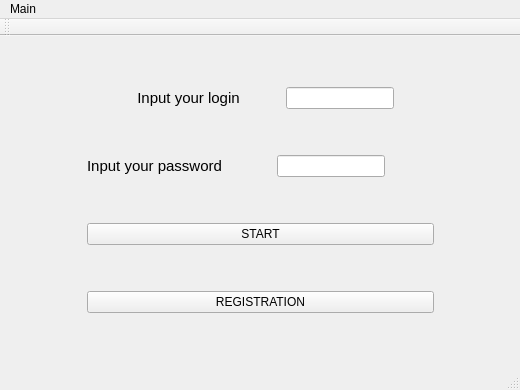
Above: mainwindow.ui from ValeriaGrigoruants/Platform-for-learning-programming before the change. Below: the same form after it.
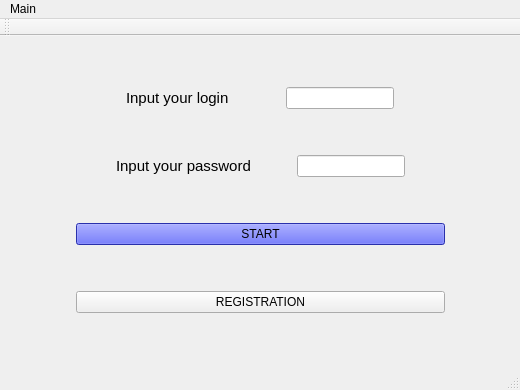
That is the form after the change.

Patch:
```diff
--- a/mainwindow.ui
+++ b/mainwindow.ui
@@ -37,7 +37,7 @@
          <number>0</number>
         </property>
         <property name="text">
-         <string>&lt;html&gt;&lt;head/&gt;&lt;body&gt;&lt;p align=&quot;center&quot;&gt;&lt;span style=&quot; font-size:11pt;&quot;&gt;Input your login&lt;/span&gt;&lt;/p&gt;&lt;/body&gt;&lt;/html&gt;</string>
+         <string>&lt;html&gt;&lt;head/&gt;&lt;body&gt;&lt;p&gt;&lt;span style=&quot; font-size:11pt;&quot;&gt;Input your login&lt;/span&gt;&lt;/p&gt;&lt;/body&gt;&lt;/html&gt;</string>
         </property>
         <property name="textFormat">
          <enum>Qt::AutoText</enum>
@@ -89,6 +89,426 @@
     </item>
     <item row="4" column="1">
      <widget class="QPushButton" name="Start">
+      <property name="palette">
+       <palette>
+        <active>
+         <colorrole role="WindowText">
+          <brush brushstyle="SolidPattern">
+           <color alpha="255">
+            <red>0</red>
+            <green>0</green>
+            <blue>0</blue>
+           </color>
+          </brush>
+         </colorrole>
+         <colorrole role="Button">
+          <brush brushstyle="SolidPattern">
+           <color alpha="255">
+            <red>58</red>
+            <green>67</green>
+            <blue>240</blue>
+           </color>
+          </brush>
+         </colorrole>
+         <colorrole role="Light">
+          <brush brushstyle="SolidPattern">
+           <color alpha="255">
+            <red>167</red>
+            <green>171</green>
+            <blue>255</blue>
+           </color>
+          </brush>
+         </colorrole>
+         <colorrole role="Midlight">
+          <brush brushstyle="SolidPattern">
+           <color alpha="255">
+            <red>112</red>
+            <green>119</green>
+            <blue>247</blue>
+           </color>
+          </brush>
+         </colorrole>
+         <colorrole role="Dark">
+          <brush brushstyle="SolidPattern">
+           <color alpha="255">
+            <red>29</red>
+            <green>33</green>
+            <blue>120</blue>
+           </color>
+          </brush>
+         </colorrole>
+         <colorrole role="Mid">
+          <brush brushstyle="SolidPattern">
+           <color alpha="255">
+            <red>38</red>
+            <green>44</green>
+            <blue>160</blue>
+           </color>
+          </brush>
+         </colorrole>
+         <colorrole role="Text">
+          <brush brushstyle="SolidPattern">
+           <color alpha="255">
+            <red>0</red>
+            <green>0</green>
+            <blue>0</blue>
+           </color>
+          </brush>
+         </colorrole>
+         <colorrole role="BrightText">
+          <brush brushstyle="SolidPattern">
+           <color alpha="255">
+            <red>255</red>
+            <green>255</green>
+            <blue>255</blue>
+           </color>
+          </brush>
+         </colorrole>
+         <colorrole role="ButtonText">
+          <brush brushstyle="SolidPattern">
+           <color alpha="255">
+            <red>0</red>
+            <green>0</green>
+            <blue>0</blue>
+           </color>
+          </brush>
+         </colorrole>
+         <colorrole role="Base">
+          <brush brushstyle="SolidPattern">
+           <color alpha="255">
+            <red>255</red>
+            <green>255</green>
+            <blue>255</blue>
+           </color>
+          </brush>
+         </colorrole>
+         <colorrole role="Window">
+          <brush brushstyle="SolidPattern">
+           <color alpha="255">
+            <red>58</red>
+            <green>67</green>
+            <blue>240</blue>
+           </color>
+          </brush>
+         </colorrole>
+         <colorrole role="Shadow">
+          <brush brushstyle="SolidPattern">
+           <color alpha="255">
+            <red>0</red>
+            <green>0</green>
+            <blue>0</blue>
+           </color>
+          </brush>
+         </colorrole>
+         <colorrole role="AlternateBase">
+          <brush brushstyle="SolidPattern">
+           <color alpha="255">
+            <red>156</red>
+            <green>161</green>
+            <blue>247</blue>
+           </color>
+          </brush>
+         </colorrole>
+         <colorrole role="ToolTipBase">
+          <brush brushstyle="SolidPattern">
+           <color alpha="255">
+            <red>255</red>
+            <green>255</green>
+            <blue>220</blue>
+           </color>
+          </brush>
+         </colorrole>
+         <colorrole role="ToolTipText">
+          <brush brushstyle="SolidPattern">
+           <color alpha="255">
+            <red>0</red>
+            <green>0</green>
+            <blue>0</blue>
+           </color>
+          </brush>
+         </colorrole>
+        </active>
+        <inactive>
+         <colorrole role="WindowText">
+          <brush brushstyle="SolidPattern">
+           <color alpha="255">
+            <red>0</red>
+            <green>0</green>
+            <blue>0</blue>
+           </color>
+          </brush>
+         </colorrole>
+         <colorrole role="Button">
+          <brush brushstyle="SolidPattern">
+           <color alpha="255">
+            <red>58</red>
+            <green>67</green>
+            <blue>240</blue>
+           </color>
+          </brush>
+         </colorrole>
+         <colorrole role="Light">
+          <brush brushstyle="SolidPattern">
+           <color alpha="255">
+            <red>167</red>
+            <green>171</green>
+            <blue>255</blue>
+           </color>
+          </brush>
+         </colorrole>
+         <colorrole role="Midlight">
+          <brush brushstyle="SolidPattern">
+           <color alpha="255">
+            <red>112</red>
+            <green>119</green>
+            <blue>247</blue>
+           </color>
+          </brush>
+         </colorrole>
+         <colorrole role="Dark">
+          <brush brushstyle="SolidPattern">
+           <color alpha="255">
+            <red>29</red>
+            <green>33</green>
+            <blue>120</blue>
+           </color>
+          </brush>
+         </colorrole>
+         <colorrole role="Mid">
+          <brush brushstyle="SolidPattern">
+           <color alpha="255">
+            <red>38</red>
+            <green>44</green>
+            <blue>160</blue>
+           </color>
+          </brush>
+         </colorrole>
+         <colorrole role="Text">
+          <brush brushstyle="SolidPattern">
+           <color alpha="255">
+            <red>0</red>
+            <green>0</green>
+            <blue>0</blue>
+           </color>
+          </brush>
+         </colorrole>
+         <colorrole role="BrightText">
+          <brush brushstyle="SolidPattern">
+           <color alpha="255">
+            <red>255</red>
+            <green>255</green>
+            <blue>255</blue>
+           </color>
+          </brush>
+         </colorrole>
+         <colorrole role="ButtonText">
+          <brush brushstyle="SolidPattern">
+           <color alpha="255">
+            <red>0</red>
+            <green>0</green>
+            <blue>0</blue>
+           </color>
+          </brush>
+         </colorrole>
+         <colorrole role="Base">
+          <brush brushstyle="SolidPattern">
+           <color alpha="255">
+            <red>255</red>
+            <green>255</green>
+            <blue>255</blue>
+           </color>
+          </brush>
+         </colorrole>
+         <colorrole role="Window">
+          <brush brushstyle="SolidPattern">
+           <color alpha="255">
+            <red>58</red>
+            <green>67</green>
+            <blue>240</blue>
+           </color>
+          </brush>
+         </colorrole>
+         <colorrole role="Shadow">
+          <brush brushstyle="SolidPattern">
+           <color alpha="255">
+            <red>0</red>
+            <green>0</green>
+            <blue>0</blue>
+           </color>
+          </brush>
+         </colorrole>
+         <colorrole role="AlternateBase">
+          <brush brushstyle="SolidPattern">
+           <color alpha="255">
+            <red>156</red>
+            <green>161</green>
+            <blue>247</blue>
+           </color>
+          </brush>
+         </colorrole>
+         <colorrole role="ToolTipBase">
+          <brush brushstyle="SolidPattern">
+           <color alpha="255">
+            <red>255</red>
+            <green>255</green>
+            <blue>220</blue>
+           </color>
+          </brush>
+         </colorrole>
+         <colorrole role="ToolTipText">
+          <brush brushstyle="SolidPattern">
+           <color alpha="255">
+            <red>0</red>
+            <green>0</green>
+            <blue>0</blue>
+           </color>
+          </brush>
+         </colorrole>
+        </inactive>
+        <disabled>
+         <colorrole role="WindowText">
+          <brush brushstyle="SolidPattern">
+           <color alpha="255">
+            <red>29</red>
+            <green>33</green>
+            <blue>120</blue>
+           </color>
+          </brush>
+         </colorrole>
+         <colorrole role="Button">
+          <brush brushstyle="SolidPattern">
+           <color alpha="255">
+            <red>58</red>
+            <green>67</green>
+            <blue>240</blue>
+           </color>
+          </brush>
+         </colorrole>
+         <colorrole role="Light">
+          <brush brushstyle="SolidPattern">
+           <color alpha="255">
+            <red>167</red>
+            <green>171</green>
+            <blue>255</blue>
+           </color>
+          </brush>
+         </colorrole>
+         <colorrole role="Midlight">
+          <brush brushstyle="SolidPattern">
+           <color alpha="255">
+            <red>112</red>
+            <green>119</green>
+            <blue>247</blue>
+           </color>
+          </brush>
+         </colorrole>
+         <colorrole role="Dark">
+          <brush brushstyle="SolidPattern">
+           <color alpha="255">
+            <red>29</red>
+            <green>33</green>
+            <blue>120</blue>
+           </color>
+          </brush>
+         </colorrole>
+         <colorrole role="Mid">
+          <brush brushstyle="SolidPattern">
+           <color alpha="255">
+            <red>38</red>
+            <green>44</green>
+            <blue>160</blue>
+           </color>
+          </brush>
+         </colorrole>
+         <colorrole role="Text">
+          <brush brushstyle="SolidPattern">
+           <color alpha="255">
+            <red>29</red>
+            <green>33</green>
+            <blue>120</blue>
+           </color>
+          </brush>
+         </colorrole>
+         <colorrole role="BrightText">
+          <brush brushstyle="SolidPattern">
+           <color alpha="255">
+            <red>255</red>
+            <green>255</green>
+            <blue>255</blue>
+           </color>
+          </brush>
+         </colorrole>
+         <colorrole role="ButtonText">
+          <brush brushstyle="SolidPattern">
+           <color alpha="255">
+            <red>29</red>
+            <green>33</green>
+            <blue>120</blue>
+           </color>
+          </brush>
+         </colorrole>
+         <colorrole role="Base">
+          <brush brushstyle="SolidPattern">
+           <color alpha="255">
+            <red>58</red>
+            <green>67</green>
+            <blue>240</blue>
+           </color>
+          </brush>
+         </colorrole>
+         <colorrole role="Window">
+          <brush brushstyle="SolidPattern">
+           <color alpha="255">
+            <red>58</red>
+            <green>67</green>
+            <blue>240</blue>
+           </color>
+          </brush>
+         </colorrole>
+         <colorrole role="Shadow">
+          <brush brushstyle="SolidPattern">
+           <color alpha="255">
+            <red>0</red>
+            <green>0</green>
+            <blue>0</blue>
+           </color>
+          </brush>
+         </colorrole>
+         <colorrole role="AlternateBase">
+          <brush brushstyle="SolidPattern">
+           <color alpha="255">
+            <red>58</red>
+            <green>67</green>
+            <blue>240</blue>
+           </color>
+          </brush>
+         </colorrole>
+         <colorrole role="ToolTipBase">
+          <brush brushstyle="SolidPattern">
+           <color alpha="255">
+            <red>255</red>
+            <green>255</green>
+            <blue>220</blue>
+           </color>
+          </brush>
+         </colorrole>
+         <colorrole role="ToolTipText">
+          <brush brushstyle="SolidPattern">
+           <color alpha="255">
+            <red>0</red>
+            <green>0</green>
+            <blue>0</blue>
+           </color>
+          </brush>
+         </colorrole>
+        </disabled>
+       </palette>
+      </property>
+      <property name="styleSheet">
+       <string notr="true">Start {
+background-color: rgb(85, 55, 255)}
+</string>
+      </property>
       <property name="text">
        <string>START</string>
       </property>
@@ -96,10 +516,23 @@
     </item>
     <item row="1" column="1">
      <layout class="QHBoxLayout" name="horizontalLayout_2">
+      <item>
+       <spacer name="horizontalSpacer">
+        <property name="orientation">
+         <enum>Qt::Horizontal</enum>
+        </property>
+        <property name="sizeHint" stdset="0">
+         <size>
+          <width>40</width>
+          <height>20</height>
+         </size>
+        </property>
+       </spacer>
+      </item>
       <item>
        <widget class="QLabel" name="label_2">
         <property name="text">
-         <string>&lt;html&gt;&lt;head/&gt;&lt;body&gt;&lt;p align=&quot;center&quot;&gt;&lt;span style=&quot; font-size:11pt;&quot;&gt;Input your password&lt;/span&gt;&lt;/p&gt;&lt;/body&gt;&lt;/html&gt;</string>
+         <string>&lt;html&gt;&lt;head/&gt;&lt;body&gt;&lt;p&gt;&lt;span style=&quot; font-size:11pt;&quot;&gt;Input your password&lt;/span&gt;&lt;/p&gt;&lt;/body&gt;&lt;/html&gt;</string>
         </property>
        </widget>
       </item>
@@ -134,19 +567,6 @@
       </item>
      </layout>
     </item>
-    <item row="0" column="0">
-     <spacer name="horizontalSpacer">
-      <property name="orientation">
-       <enum>Qt::Horizontal</enum>
-      </property>
-      <property name="sizeHint" stdset="0">
-       <size>
-        <width>40</width>
-        <height>20</height>
-       </size>
-      </property>
-     </spacer>
-    </item>
     <item row="0" column="2">
      <spacer name="horizontalSpacer_2">
       <property name="orientation">
@@ -167,6 +587,19 @@
       </property>
      </widget>
     </item>
+    <item row="1" column="0">
+     <spacer name="horizontalSpacer_7">
+      <property name="orientation">
+       <enum>Qt::Horizontal</enum>
+      </property>
+      <property name="sizeHint" stdset="0">
+       <size>
+        <width>40</width>
+        <height>20</height>
+       </size>
+      </property>
+     </spacer>
+    </item>
    </layout>
   </widget>
   <widget class="QMenuBar" name="menuBar">
```
Left out of the diff: 2 changed lines with no effect on the pictures.
